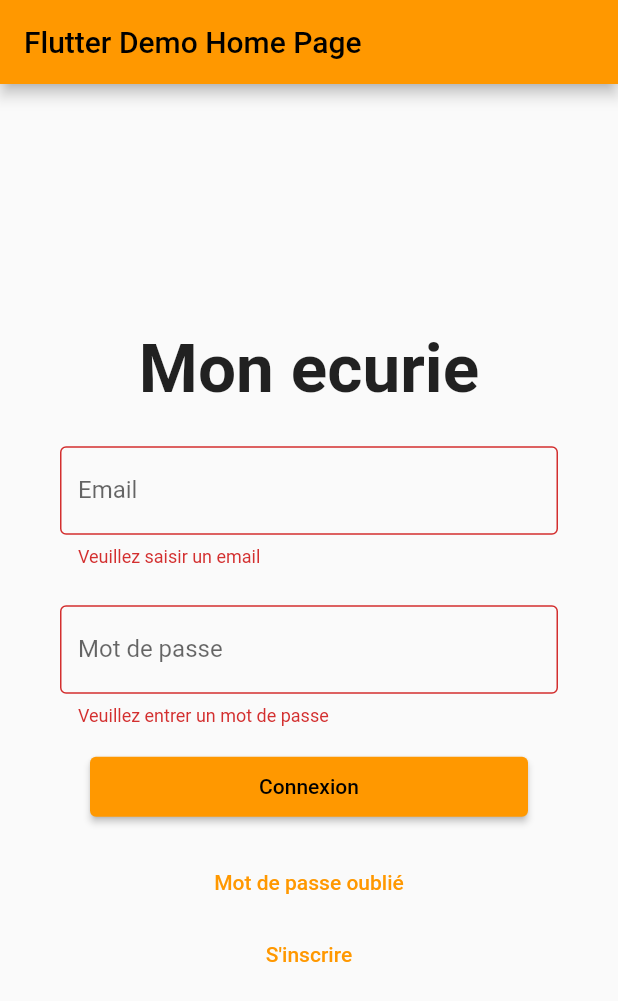
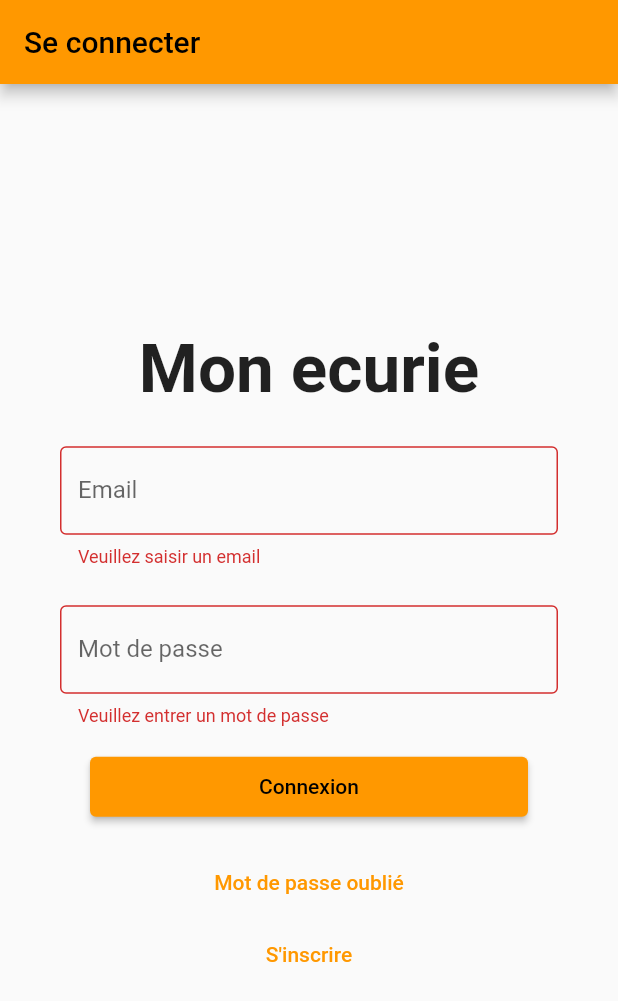
Before and after one commit to AxelDemorest/flutter_app, a Flutter app: the screen it shows after launch, after a tap on "Connexion", on a phone screen of 412 x 824 dp. Shown: the top 1001 px of the screen. Run offline on Flutter 3.47's test engine with Material 2 defaults, Android fonts, the phone set to English and light mode, and no system bars; our stand-ins replace flutter_easyloading, image_picker; missing offline and left inert: mongo_dart.

Commit message:
Add nabBar

```diff
--- a/lib/Views/login/login.dart
+++ b/lib/Views/login/login.dart
@@ -106,7 +106,7 @@ class _LoginState extends State<Login> {
                       const SnackBar(content: Text('Connecté')),
                     );
                     // ignore: use_build_context_synchronously
-                    Navigator.pushReplacementNamed(context, 'news')
+                    Navigator.pushReplacementNamed(context, 'Navigator')
                         .then((_) => setState(() {}));
                   } else {
                     // ignore: use_build_context_synchronously
--- a/lib/Views/news/news.dart
+++ b/lib/Views/news/news.dart
@@ -35,7 +35,9 @@ class _NewsPageState extends State<NewsPage> {
               CompetitionList(),
               ClassesList(),
               AftersList()
-            ])));
+            ])
+        )
+    );
   }
 }
 
--- a/lib/main.dart
+++ b/lib/main.dart
@@ -1,4 +1,5 @@
 import 'package:flutter/material.dart';
+import 'package:flutter_app/Views/home/NavBar.dart';
 import 'package:flutter_app/Views/home/home.dart';
 import 'package:flutter_app/Views/news/news.dart';
 import 'package:flutter_app/Views/login/login.dart';
@@ -30,6 +31,7 @@ class MyApp extends StatelessWidget {
         "listHorse": (context) => const ListHorse(title: 'Liste des chevaux'),
         "profilehorse": (context) => const ProfileHorse(title: 'Profile du cheval'),
         "news": (context) => const NewsPage(title: 'Dernières actualités'),
+        "Navigator" : (context) => const Home()
         //"AddCours" : (context) => const AddCoursPage(title: 'Ajouter un cours'),
       },
       title: 'Flutter Demo',
@@ -45,7 +47,7 @@ class MyApp extends StatelessWidget {
         // is not restarted.
         primarySwatch: Colors.orange,
       ),
-      home: const Login(title: 'Flutter Demo Home Page'),
+      home: const Login(title: 'Se connecter'),
     );
   }
 }
```
Also changed, not shown: lib/Views/home/NavBar.dart (added, +49 -0 lines).
